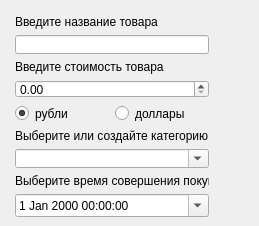
Before: the Qt Designer form gui/ui/add_purchase_form.ui in staffeev/itmo_prog_hw, drawn with Qt 5.
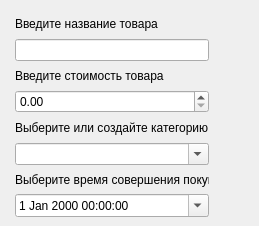
After: the same form once the commit is applied.

```diff
--- a/gui/ui/add_purchase_form.ui
+++ b/gui/ui/add_purchase_form.ui
@@ -37,6 +37,13 @@
     </property>
     <item row="0" column="0">
      <layout class="QGridLayout" name="gridLayout_2">
+      <item row="6" column="0">
+       <widget class="QLabel" name="label_4">
+        <property name="text">
+         <string>Выберите время совершения покупки</string>
+        </property>
+       </widget>
+      </item>
       <item row="1" column="0">
        <widget class="QLineEdit" name="product_name">
         <property name="maxLength">
@@ -58,14 +65,14 @@
         </property>
        </widget>
       </item>
-      <item row="5" column="0">
+      <item row="4" column="0">
        <widget class="QLabel" name="label_3">
         <property name="text">
          <string>Выберите или создайте категорию</string>
         </property>
        </widget>
       </item>
-      <item row="6" column="0">
+      <item row="5" column="0">
        <widget class="QComboBox" name="category_choice">
         <property name="toolTip">
          <string>Если вы в поиске введете категорию, которой еще нет, то она добавится в список всех существующих</string>
@@ -75,27 +82,6 @@
         </property>
        </widget>
       </item>
-      <item row="4" column="0">
-       <layout class="QHBoxLayout" name="horizontalLayout_2">
-        <item>
-         <widget class="QRadioButton" name="radio_rouble">
-          <property name="text">
-           <string>рубли</string>
-          </property>
-          <property name="checked">
-           <bool>true</bool>
-          </property>
-         </widget>
-        </item>
-        <item>
-         <widget class="QRadioButton" name="radio_usd">
-          <property name="text">
-           <string>доллары</string>
-          </property>
-         </widget>
-        </item>
-       </layout>
-      </item>
       <item row="3" column="0">
        <widget class="QDoubleSpinBox" name="cost_spinbox">
         <property name="maximum">
@@ -103,13 +89,6 @@
         </property>
        </widget>
       </item>
-      <item row="7" column="0">
-       <widget class="QLabel" name="label_4">
-        <property name="text">
-         <string>Выберите время совершения покупки</string>
-        </property>
-       </widget>
-      </item>
      </layout>
     </item>
     <item row="1" column="0">
```
